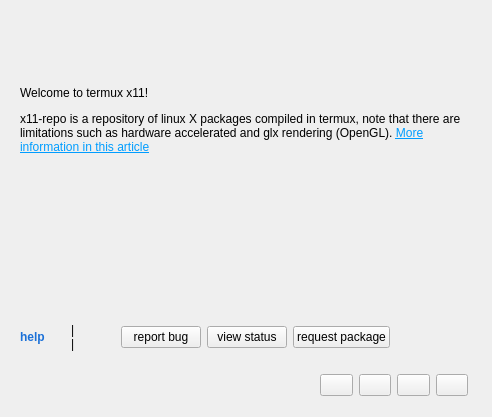
First picture: the form in widget.ui, repository Yisus7u7/x11-welcome, before the edit.
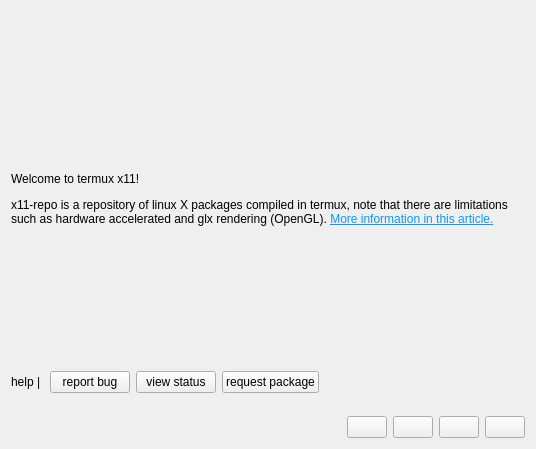
Second picture: the form after the edit. Icons and pictures are not drawn.

Commit message: fix display contents

```diff
--- a/widget.ui
+++ b/widget.ui
@@ -9,10 +9,16 @@
    <rect>
     <x>0</x>
     <y>0</y>
-    <width>492</width>
-    <height>417</height>
+    <width>536</width>
+    <height>449</height>
    </rect>
   </property>
+  <property name="minimumSize">
+   <size>
+    <width>536</width>
+    <height>449</height>
+   </size>
+  </property>
   <property name="windowTitle">
    <string>Welcome to x11</string>
   </property>
@@ -23,17 +29,14 @@
   <property name="autoFillBackground">
    <bool>false</bool>
   </property>
+  <layout class="QGridLayout" name="gridLayout_2">
+   <item row="0" column="0" colspan="2">
   <widget class="QLabel" name="label">
-   <property name="geometry">
-    <rect>
-     <x>20</x>
-     <y>30</y>
-     <width>451</width>
-     <height>261</height>
-    </rect>
+     <property name="autoFillBackground">
+      <bool>true</bool>
    </property>
    <property name="text">
-    <string>&lt;html&gt;&lt;head/&gt;&lt;body&gt;&lt;p align=&quot;center&quot;&gt;&lt;img src=&quot;:/img/termux.png&quot;/&gt;&lt;/p&gt;&lt;p align=&quot;justify&quot;&gt;&lt;span style=&quot; font-size:9pt;&quot;&gt;Welcome to termux x11!&lt;/span&gt;&lt;/p&gt;&lt;p&gt;&lt;span style=&quot; font-size:9pt;&quot;&gt;x11-repo is a repository of linux X packages compiled in termux, note that there are limitations such as hardware accelerated and glx rendering (OpenGL). &lt;/span&gt;&lt;a href=&quot;https://wiki.termux.com/wiki/Graphical_Environment&quot;&gt;&lt;span style=&quot; font-size:9pt; text-decoration: underline; color:#009dff;&quot;&gt;More information in this article&lt;/span&gt;&lt;/a&gt;&lt;/p&gt;&lt;p&gt;&lt;br/&gt;&lt;/p&gt;&lt;p&gt;&lt;br/&gt;&lt;/p&gt;&lt;/body&gt;&lt;/html&gt;</string>
+      <string>&lt;html&gt;&lt;head/&gt;&lt;body&gt;&lt;p align=&quot;center&quot;&gt;&lt;img src=&quot;:/img/termux.png&quot;/&gt;&lt;br/&gt;&lt;/p&gt;&lt;p align=&quot;justify&quot;&gt;&lt;span style=&quot; font-size:9pt;&quot;&gt;Welcome to termux x11!&lt;/span&gt;&lt;/p&gt;&lt;p&gt;&lt;span style=&quot; font-size:9pt;&quot;&gt;x11-repo is a repository of linux X packages compiled in termux, note that there are limitations such as hardware accelerated and glx rendering (OpenGL). &lt;/span&gt;&lt;a href=&quot;https://wiki.termux.com/wiki/Graphical_Environment&quot;&gt;&lt;span style=&quot; font-size:9pt; text-decoration: underline; color:#009dff;&quot;&gt;More information in this article.&lt;/span&gt;&lt;/a&gt;&lt;/p&gt;&lt;/body&gt;&lt;/html&gt;</string>
    </property>
    <property name="textFormat">
     <enum>Qt::AutoText</enum>
@@ -41,55 +44,41 @@
    <property name="wordWrap">
     <bool>true</bool>
    </property>
-  </widget>
-  <widget class="QWidget" name="layoutWidget">
-   <property name="geometry">
-    <rect>
-     <x>20</x>
-     <y>280</y>
-     <width>63</width>
-     <height>34</height>
-    </rect>
-   </property>
-   <layout class="QHBoxLayout" name="horizontalLayout_3"/>
-  </widget>
-  <widget class="QWidget" name="layoutWidget">
-   <property name="geometry">
-    <rect>
-     <x>20</x>
-     <y>320</y>
-     <width>370</width>
-     <height>34</height>
-    </rect>
-   </property>
-   <layout class="QGridLayout" name="gridLayout_2">
-    <item row="0" column="0">
-     <widget class="QLabel" name="label_2">
-      <property name="text">
-       <string>&lt;html&gt;&lt;head/&gt;&lt;body&gt;&lt;p&gt;&lt;span style=&quot; font-size:9pt; font-weight:600; color:#1c71d8;&quot;&gt;help&lt;/span&gt;&lt;/p&gt;&lt;/body&gt;&lt;/html&gt;</string>
-      </property>
-     </widget>
-    </item>
-    <item row="0" column="1">
-     <widget class="QLabel" name="label_3">
-      <property name="mouseTracking">
+     <property name="openExternalLinks">
        <bool>true</bool>
       </property>
-      <property name="text">
-       <string>&lt;html&gt;&lt;head/&gt;&lt;body&gt;&lt;p&gt;|&lt;br/&gt;|&lt;/p&gt;&lt;/body&gt;&lt;/html&gt;</string>
-      </property>
-     </widget>
-    </item>
-    <item row="0" column="2">
+    </widget>
+   </item>
+   <item row="1" column="0" colspan="2">
+    <spacer name="horizontalSpacer_4">
+     <property name="orientation">
+      <enum>Qt::Horizontal</enum>
+     </property>
+     <property name="sizeHint" stdset="0">
+      <size>
+       <width>515</width>
+       <height>17</height>
+      </size>
+     </property>
+    </spacer>
+   </item>
+   <item row="2" column="0" colspan="2">
      <layout class="QGridLayout" name="gridLayout">
       <item row="0" column="0">
+      <widget class="QLabel" name="label_2">
+       <property name="text">
+        <string>&lt;html&gt;&lt;head/&gt;&lt;body&gt;&lt;p&gt;help | &lt;/p&gt;&lt;/body&gt;&lt;/html&gt;</string>
+       </property>
+      </widget>
+     </item>
+     <item row="0" column="1">
        <widget class="QPushButton" name="bug">
         <property name="text">
          <string>report bug</string>
         </property>
        </widget>
       </item>
-      <item row="0" column="1">
+     <item row="0" column="2">
        <widget class="QPushButton" name="status">
         <property name="cursor">
          <cursorShape>WhatsThisCursor</cursorShape>
@@ -99,26 +88,55 @@
         </property>
        </widget>
       </item>
-      <item row="0" column="2">
+     <item row="0" column="3">
        <widget class="QPushButton" name="add_package">
         <property name="text">
          <string>request package</string>
         </property>
        </widget>
       </item>
-     </layout>
-    </item>
-   </layout>
-  </widget>
-  <widget class="QWidget" name="layoutWidget">
-   <property name="geometry">
-    <rect>
-     <x>320</x>
-     <y>370</y>
-     <width>148</width>
-     <height>30</height>
-    </rect>
-   </property>
+     <item row="0" column="4">
+      <spacer name="horizontalSpacer_2">
+       <property name="orientation">
+        <enum>Qt::Horizontal</enum>
+       </property>
+       <property name="sizeHint" stdset="0">
+        <size>
+         <width>138</width>
+         <height>20</height>
+        </size>
+       </property>
+      </spacer>
+     </item>
+    </layout>
+   </item>
+   <item row="3" column="0" colspan="2">
+    <spacer name="horizontalSpacer_3">
+     <property name="orientation">
+      <enum>Qt::Horizontal</enum>
+     </property>
+     <property name="sizeHint" stdset="0">
+      <size>
+       <width>515</width>
+       <height>17</height>
+      </size>
+     </property>
+    </spacer>
+   </item>
+   <item row="4" column="0">
+    <spacer name="horizontalSpacer">
+     <property name="orientation">
+      <enum>Qt::Horizontal</enum>
+     </property>
+     <property name="sizeHint" stdset="0">
+      <size>
+       <width>357</width>
+       <height>20</height>
+      </size>
+     </property>
+    </spacer>
+   </item>
+   <item row="4" column="1">
    <layout class="QGridLayout" name="gridLayout_3">
     <item row="0" column="0">
      <widget class="QPushButton" name="join_telegram">
@@ -180,7 +198,8 @@
      </widget>
     </item>
    </layout>
-  </widget>
+   </item>
+  </layout>
  </widget>
  <resources>
   <include location="icons.qrc"/>
```
Left out of the diff: 41 changed lines with no effect on the pictures. Lines whose indentation alone changed are shown as unchanged. The commit also changes 2 other files.
